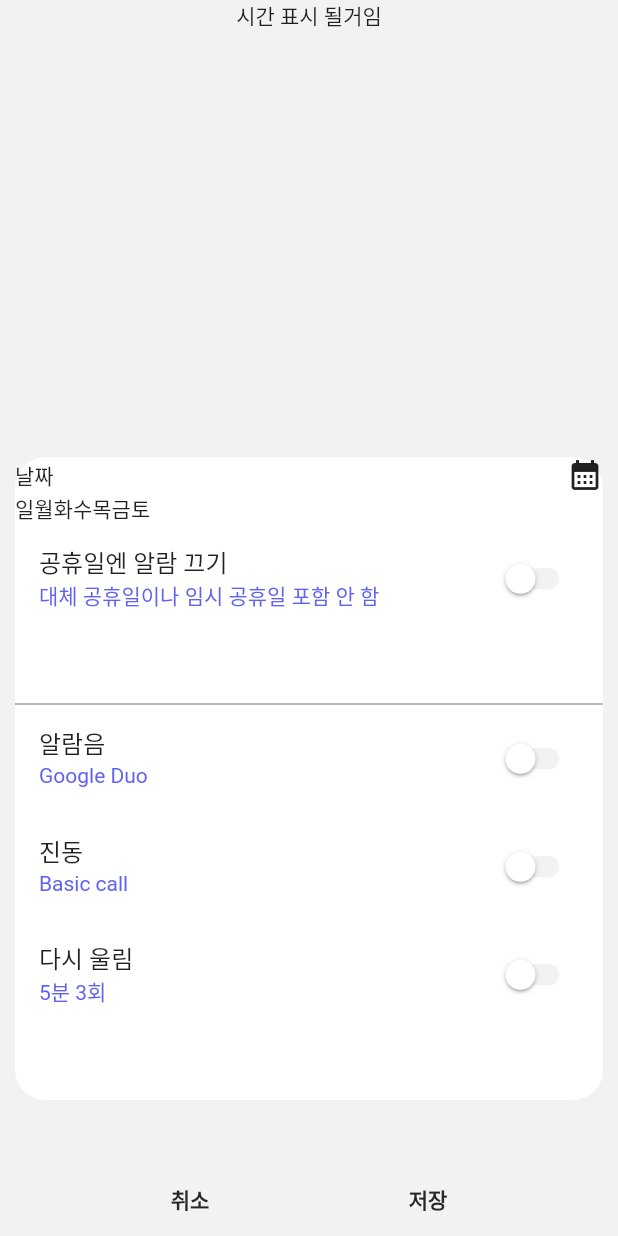
After one commit to BAR-KEY/samsung_clock_clone, a Flutter app: the screen it shows after launch, after a tap on the "add" icon, on a phone screen of 412 x 824 dp. The commit adds this screen. Run offline on Flutter 3.47's test engine with Material 2 defaults, Android fonts, the phone set to English and light mode, and no system bars; our stand-ins replace get.

Commit message:
addAlarm 구현중

```diff
--- a/lib/config/palette.dart
+++ b/lib/config/palette.dart
@@ -1,7 +1,8 @@
 import 'package:flutter/painting.dart';
 
 class Palette {
-  static const Color mainColor = Color(0xff6063F0);
+  static const Color mainColor = Color(0xffF2F2F2);
+  static const Color mainColor2 = Color(0xff6063F0);
   static const Color basicColor = Color(0xff272727);
   static const Color basicColor2 = Color.fromARGB(255, 134, 134, 134);
 }
--- a/lib/config/style.dart
+++ b/lib/config/style.dart
@@ -3,9 +3,10 @@ import 'package:samsung_clock_clone/config/palette.dart';
 
 var theme = ThemeData(
     fontFamily: 'NanumBarunGothic',
+    backgroundColor: Palette.mainColor,
     appBarTheme: const AppBarTheme(
         color: Palette.mainColor,
         titleTextStyle: TextStyle(color: Colors.black, fontSize: 20)),
     textTheme: const TextTheme(
-      bodyText2: TextStyle(fontFamily: "NanumBarunGothic"),
-    ));
+        // bodyText2: TextStyle(fontFamily: "NanumBarunGothic"),
+        ));
--- a/lib/main.dart
+++ b/lib/main.dart
@@ -1,9 +1,15 @@
 import 'package:flutter/material.dart';
 import 'package:samsung_clock_clone/config/palette.dart';
+import 'package:samsung_clock_clone/pages/addalarm.dart';
+import 'package:get/get.dart';
 
 void main() {
   runApp(
-    const MaterialApp(title: 'Samsung Clock', home: MyApp()),
+    GetMaterialApp(
+      title: 'Samsung Clock',
+      home: const MyApp(),
+      theme: ThemeData(),
+    ),
   );
 }
 
@@ -24,7 +30,7 @@ class _MyAppState extends State<MyApp> {
 
   test() {
     if (isAlarm == true) {
-      return const Text('isAlarm');
+      return const Alarm();
     }
     if (isWorldTime == true) {
       return const Text('isWorldTime');
@@ -41,6 +47,7 @@ class _MyAppState extends State<MyApp> {
   Widget build(BuildContext context) {
     return SafeArea(
       child: Scaffold(
+        backgroundColor: Palette.mainColor,
         body: test(),
         bottomNavigationBar:
             Row(mainAxisAlignment: MainAxisAlignment.spaceEvenly, children: [
@@ -116,16 +123,18 @@ class BottonButton extends StatelessWidget {
               style: isSelected
                   ? const TextStyle(
                       shadows: [
-                        Shadow(color: Palette.basicColor, offset: Offset(0, -2))
+                        Shadow(color: Palette.basicColor, offset: Offset(0, -1))
                       ],
-                      fontFamily: 'NanumBarunGothic',
+                      // fontFamily: 'NanumBarunGothic',
                       fontWeight: FontWeight.w800,
                       color: Colors.transparent,
                       decorationColor: Palette.basicColor,
                       decoration: TextDecoration.underline,
                       decorationThickness: 3,
                     )
-                  : const TextStyle(color: Palette.basicColor2),
+                  : const TextStyle(shadows: [
+                      Shadow(color: Palette.basicColor2, offset: Offset(0, -1))
+                    ], color: Colors.transparent),
             )),
         style: TextButton.styleFrom(
           shape: RoundedRectangleBorder(
@@ -134,3 +143,36 @@ class BottonButton extends StatelessWidget {
         ));
   }
 }
+
+class Alarm extends StatelessWidget {
+  const Alarm({Key? key}) : super(key: key);
+
+  @override
+  Widget build(BuildContext context) {
+    return Scaffold(
+      backgroundColor: Palette.mainColor,
+      appBar: AppBar(
+        backgroundColor: Palette.mainColor,
+        elevation: 0,
+        title: const Text(
+          '알람',
+          style:
+              TextStyle(color: Palette.basicColor, fontWeight: FontWeight.w800),
+        ),
+        actions: [
+          IconButton(
+            onPressed: () {
+              Get.to(() => const AddAlarm());
+            },
+            icon: const Icon(Icons.add),
+            color: Palette.basicColor,
+          ),
+          IconButton(
+              onPressed: () {},
+              icon: const Icon(Icons.more_vert),
+              color: Palette.basicColor)
+        ],
+      ),
+    );
+  }
+}
--- /dev/null
+++ b/lib/pages/addalarm.dart
@@ -0,0 +1,166 @@
+import 'package:flutter/material.dart';
+import 'package:get/get.dart';
+import 'package:samsung_clock_clone/config/palette.dart';
+
+class AddAlarm extends StatefulWidget {
+  const AddAlarm({Key? key}) : super(key: key);
+
+  @override
+  State<AddAlarm> createState() => _AddAlarmState();
+}
+
+class _AddAlarmState extends State<AddAlarm> {
+  bool _isChecked = false;
+
+  @override
+  Widget build(BuildContext context) {
+    return SafeArea(
+      child: Scaffold(
+        backgroundColor: Palette.mainColor,
+        body: Center(
+          child: Column(children: [
+            SizedBox(
+              height: MediaQuery.of(context).size.height * 0.37,
+              child: const Text('시간 표시 될거임'),
+            ),
+            Container(
+              width: MediaQuery.of(context).size.width - 20,
+              decoration: BoxDecoration(
+                  borderRadius: BorderRadius.circular(20), color: Colors.white),
+              height: MediaQuery.of(context).size.height * 0.52,
+              child: SingleChildScrollView(
+                child: Column(children: [
+                  Row(
+                    mainAxisAlignment: MainAxisAlignment.spaceBetween,
+                    children: const [Text('날짜'), Icon(Icons.calendar_month)],
+                  ),
+                  Row(
+                    children: const [
+                      Text('일'),
+                      Text('월'),
+                      Text('화'),
+                      Text('수'),
+                      Text('목'),
+                      Text('금'),
+                      Text('토'),
+                    ],
+                  ),
+                  Row(
+                    children: [
+                      Expanded(
+                        child: SwitchListTile(
+                          value: _isChecked,
+                          onChanged: (value) {
+                            setState(() {
+                              _isChecked = value;
+                            });
+                          },
+                          title: const Text('공휴일엔 알람 끄기'),
+                          subtitle: const Text('대체 공휴일이나 임시 공휴일 포함 안 함',
+                              style: TextStyle(color: Palette.mainColor2)),
+                          activeColor: Colors.white,
+                          activeTrackColor: Palette.mainColor2,
+                          inactiveThumbColor: Colors.white,
+                          inactiveTrackColor: Palette.mainColor,
+                        ),
+                      )
+                    ],
+                  ),
+                  GestureDetector(
+                      onTap: () {
+                        FocusScope.of(context).unfocus();
+                      },
+                      child: TextFormField(
+                        cursorColor: Palette.mainColor2,
+                      )),
+                  Row(
+                    children: [
+                      Expanded(
+                        child: SwitchListTile(
+                          value: _isChecked,
+                          onChanged: (value) {
+                            setState(() {
+                              _isChecked = value;
+                            });
+                          },
+                          title: const Text('알람음'),
+                          subtitle: const Text('Google Duo',
+                              style: TextStyle(color: Palette.mainColor2)),
+                          activeColor: Colors.white,
+                          activeTrackColor: Palette.mainColor2,
+                          inactiveThumbColor: Colors.white,
+                          inactiveTrackColor: Palette.mainColor,
+                        ),
+                      )
+                    ],
+                  ),
+                  Row(
+                    children: [
+                      Expanded(
+                        child: SwitchListTile(
+                          value: _isChecked,
+                          onChanged: (value) {
+                            setState(() {
+                              _isChecked = value;
+                            });
+                          },
+                          title: const Text('진동'),
+                          subtitle: const Text('Basic call',
+                              style: TextStyle(color: Palette.mainColor2)),
+                          activeColor: Colors.white,
+                          activeTrackColor: Palette.mainColor2,
+                          inactiveThumbColor: Colors.white,
+                          inactiveTrackColor: Palette.mainColor,
+                        ),
+                      )
+                    ],
+                  ),
+                  Row(
+                    children: [
+                      Expanded(
+                        child: SwitchListTile(
+                          value: _isChecked,
+                          onChanged: (value) {
+                            setState(() {
+                              _isChecked = value;
+                            });
+                          },
+                          title: const Text('다시 울림'),
+                          subtitle: const Text('5분 3회',
+                              style: TextStyle(color: Palette.mainColor2)),
+                          activeColor: Colors.white,
+                          activeTrackColor: Palette.mainColor2,
+                          inactiveThumbColor: Colors.white,
+                          inactiveTrackColor: Palette.mainColor,
+                        ),
+                      )
+                    ],
+                  ),
+                ]),
+              ),
+            )
+          ]),
+        ),
+        bottomNavigationBar:
+            Row(mainAxisAlignment: MainAxisAlignment.spaceEvenly, children: [
+          TextButton(
+              onPressed: () {
+                Get.back();
+              },
+              child: const Text(
+                '취소',
+                style: TextStyle(
+                    color: Palette.basicColor, fontWeight: FontWeight.w800),
+              )),
+          TextButton(
+              onPressed: () {},
+              child: const Text(
+                '저장',
+                style: TextStyle(
+                    color: Palette.basicColor, fontWeight: FontWeight.w800),
+              ))
+        ]),
+      ),
+    );
+  }
+}
```
Also changed, not shown: pubspec.yaml (+11 -11 lines).
